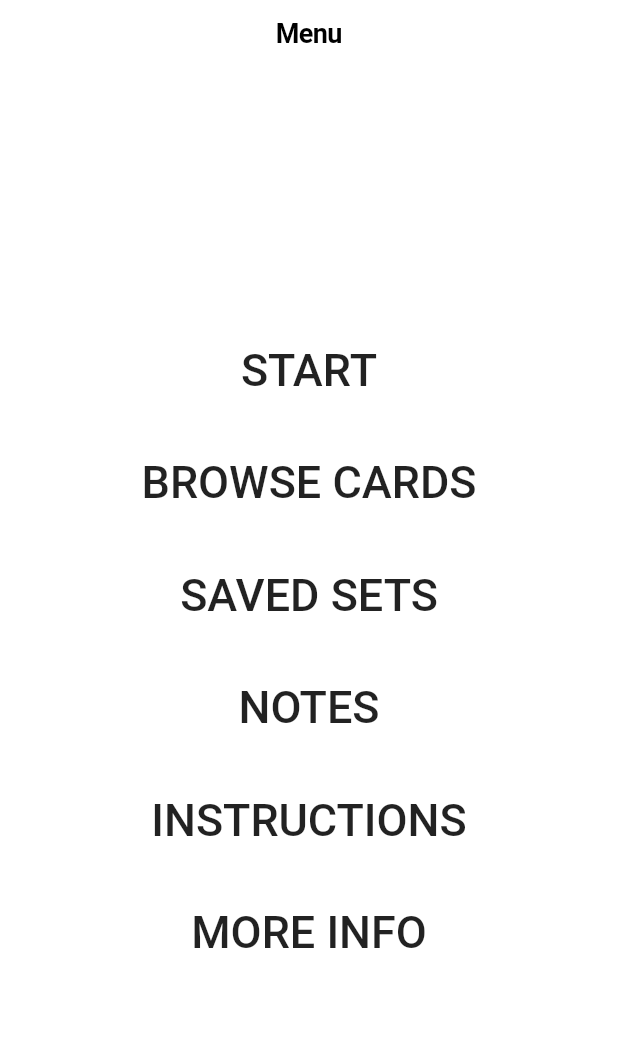
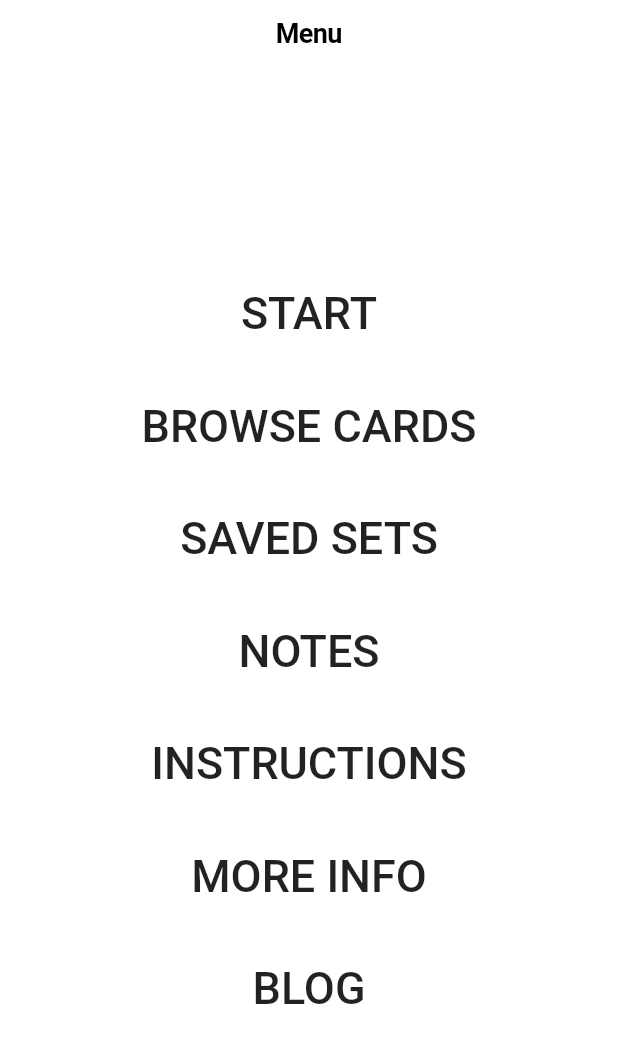
Before and after one commit to apheriabritt/pole-purpose, a Flutter app: the screen it shows after launch, on a phone screen of 412 x 824 dp. Shown: the top 1043 px of the screen. Run offline on Flutter 3.47's test engine with Material 2 defaults, Android fonts, the phone set to English and light mode, and no system bars; our stand-ins replace audioplayers, flip_card, flutter_html, flutter_icons, flutter_swiper, outline_material_icons and 5 more; missing offline and left inert: flutter_wordpress; accounts and stored records are empty; Roboto replaces fonts that are missing (GillSansMT).

Commit message:
changed blog to webview from html rendering

```diff
--- a/lib/HomePage.dart
+++ b/lib/HomePage.dart
@@ -8,6 +8,8 @@ import 'notebookMain.dart';
 import 'savedSetsMain.dart';
 import 'widget/menuButton.dart';
 import 'package:pole_purpose/instructions.dart';
+import 'package:pole_purpose/MoreInfoPages/blog.dart';
+
 
 
 class HomePage extends StatelessWidget {
@@ -94,6 +96,17 @@ class HomePage extends StatelessWidget {
                   )
                 }
               ),
+              MenuButtonWidget(context).menuButton(
+                  'BLOG',
+                      () => {
+                    Navigator.push(
+                      context,
+                      MaterialPageRoute(
+                        builder: (context) => Blog(),
+                      ),
+                    )
+                  }
+              ),
             ],
           ),
         ),
--- a/pubspec.yaml
+++ b/pubspec.yaml
@@ -40,6 +40,8 @@ dependencies:
   audioplayers: ^0.15.1
   flutter_wordpress: ^0.2.1
   flutter_html: ^1.1.1
+  webview_flutter: ^1.0.7
+
 
 
 dev_dependencies:
```
Also changed, not shown: lib/MoreInfoPages/blog.dart (+45 -9 lines), pubspec.lock.
